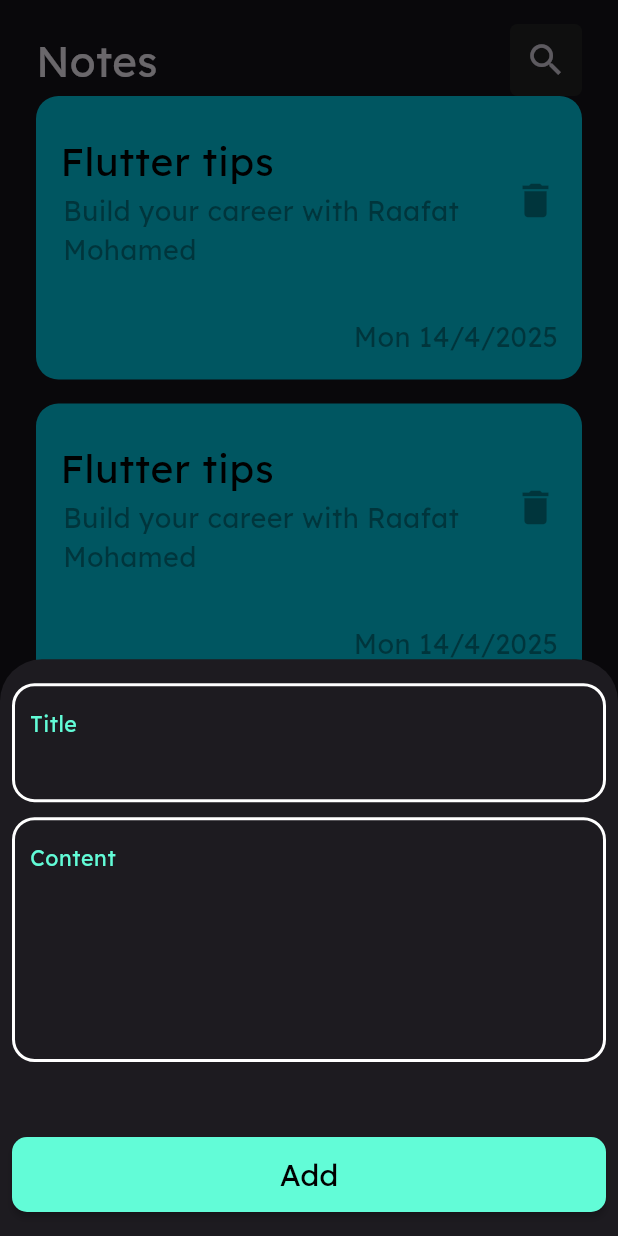
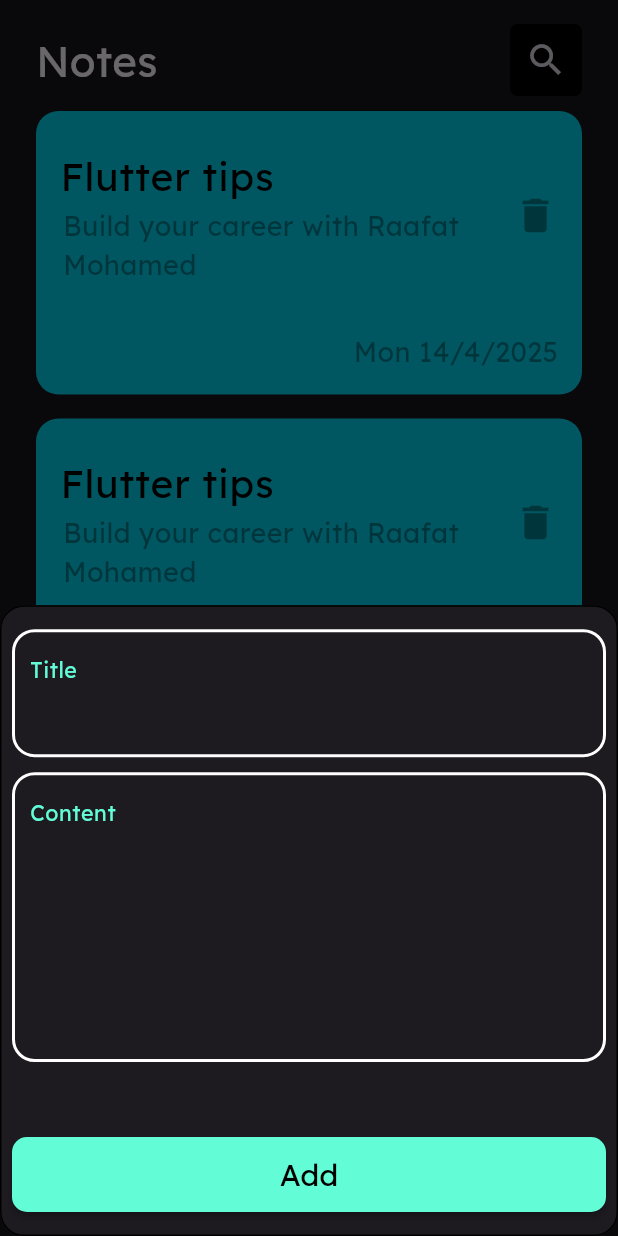
Before and after one commit to RafatMohamed/NotesApp, a Flutter app: the screen it shows after launch, after a tap on the "add" icon, on a phone screen of 412 x 824 dp. Run offline on Flutter 3.47's test engine with Material 3 defaults, Android fonts, the phone set to English and light mode, and no system bars; our stand-ins replace get.

Commit message:
Maybe finish UI

```diff
--- a/lib/core/helper/my_navigator_app.dart
+++ b/lib/core/helper/my_navigator_app.dart
@@ -13,7 +13,7 @@
   Get.to(
         () => navigatorToPage,
     duration:const Duration(seconds: 1),
-    transition: Transition.native,
+    transition: Transition.fadeIn,
   );
 }
 
--- /dev/null
+++ b/lib/core/resources/app_color.dart
@@ -0,0 +1,16 @@
+import 'package:flutter/material.dart';
+
+class AppColor {
+  final BuildContext context;
+  AppColor(this.context);
+
+  Color get whiteColor =>
+      Theme.of(context).brightness == Brightness.dark
+          ? Colors.white
+          : Colors.black;
+
+  Color get blackColor =>
+      Theme.of(context).brightness == Brightness.dark
+          ? Colors.black
+          : Colors.white;
+}
--- a/lib/core/widgets/custom_app_bar.dart
+++ b/lib/core/widgets/custom_app_bar.dart
@@ -1,4 +1,5 @@
 import 'package:flutter/material.dart';
+import 'package:notes_proj/core/resources/app_color.dart';
 
 class CustomAppBar extends StatelessWidget {
   const CustomAppBar({super.key,required this.text, required this.iconButton, required this.onPress});
@@ -18,7 +19,7 @@
         ),
         Container(
           decoration: BoxDecoration(
-            color: Colors.grey.shade900.withValues(alpha: 1.3),
+            color: AppColor(context).blackColor.withValues(alpha: 1),
             borderRadius: BorderRadius.circular(5),
           ),
           child: IconButton(
--- a/lib/core/widgets/custom_text_form_field_widget.dart
+++ b/lib/core/widgets/custom_text_form_field_widget.dart
@@ -1,4 +1,5 @@
 import 'package:flutter/material.dart';
+import 'package:notes_proj/core/resources/app_color.dart';
 class TextFormFieldApp extends StatefulWidget {
   const TextFormFieldApp({
     super.key,
@@ -13,13 +14,11 @@
     required this.hintText,
     this.hintFontWeight = FontWeight.w200,
     this.hintFontSize =14,
-   required this.hintColor ,
     this.hintFontStyle = FontStyle.normal,
     this.hintTextAlign = TextAlign.start,
     this.radius =15,
     this.keyboardType = TextInputType.text,
     this.textInputAction = TextInputAction.done,
-    required this.borderDecorationColor,
     this.validator,
     required this.onFieldSubmitted,
     this.focusNode,
@@ -29,11 +28,9 @@
 
   final bool iconSuffix;
   final int maxLine;
-  final Color borderDecorationColor;
   final String hintText;
   final FontWeight hintFontWeight;
   final double hintFontSize;
-  final Color hintColor;
   final FontStyle? hintFontStyle;
   final TextAlign? hintTextAlign;
   final String labelText;
@@ -57,17 +54,7 @@
 
 
 class _TextFormFieldAppState extends State<TextFormFieldApp> {
-  bool _isFieldFilled = false;
 
-  @override
-  void initState() {
-    super.initState();
-    widget.controller.addListener(() {
-      setState(() {
-        _isFieldFilled = widget.controller.text.isNotEmpty;
-      });
-    });
-  }
 
   @override
   Widget build(BuildContext context) {
@@ -76,10 +63,7 @@
         color: Colors.transparent, // Keep background white
         borderRadius: BorderRadius.circular(widget.radius),
         border: Border.all(
-          color:
-              _isFieldFilled
-                  ? widget.borderDecorationColor
-                  : Colors.white, // Change border color dynamically
+          color: AppColor(context).whiteColor,
           width: 2,
         ),
       ),
@@ -119,7 +103,7 @@
           ),
           hintText: widget.hintText,
           hintStyle: TextStyle(
-            color: widget.hintColor,
+            color: AppColor(context).whiteColor,
             fontSize: widget.hintFontSize,
             fontWeight: widget.hintFontWeight,
           ),
@@ -129,8 +113,7 @@
         textInputAction: widget.textInputAction,
         textAlign: TextAlign.start,
         style: TextStyle(
-          color: widget.hintColor,
-          fontSize: widget.hintFontSize,
+          fontSize: 18,
           fontWeight: widget.hintFontWeight,
         ),
       ),
--- /dev/null
+++ b/lib/core/widgets/def_bottom_sheet.dart
@@ -0,0 +1,54 @@
+import 'package:flutter/material.dart';
+
+import '../constant/app_constant.dart';
+import 'custom_text_form_field_widget.dart';
+import 'default_material_button.dart';
+
+class DefaultBottomSheet extends StatelessWidget {
+  const DefaultBottomSheet({super.key, required this.textButton, required this.onPressed});
+ final String textButton;
+ final Function() onPressed;
+  @override
+  Widget build(BuildContext context,) {
+    return Padding(
+      padding: MediaQuery.of(context).viewInsets,
+      child: SingleChildScrollView(
+        scrollDirection: Axis.vertical,
+        physics: const BouncingScrollPhysics(),
+        child: Padding(
+          padding: const EdgeInsets.symmetric(horizontal: 8, vertical: 16),
+          child: Column(
+            spacing: 50,
+            mainAxisAlignment: MainAxisAlignment.spaceBetween,
+            children: [
+              Column(
+                spacing: 10,
+                children: [
+                  TextFormFieldApp(
+                    textInputAction: TextInputAction.next ,
+                    controller: TextEditingController(),
+                    onFieldSubmitted: (p0) {},
+                    labelText: 'Title',
+                    labelColor: kPrimaryColor,
+                    hintText: '',
+                  ),
+                  TextFormFieldApp(
+                    textInputAction: TextInputAction.done ,
+                    controller: TextEditingController(),
+                    onFieldSubmitted: (p0) {},
+                    labelText: 'Content',
+                    maxLine: 5,
+                    labelColor: kPrimaryColor,
+                    hintText: '',
+                  ),
+                ],
+              ),
+              DefaultMaterialButton(text: textButton, onPressed: onPressed,
+              ),
+            ],
+          ),
+        ),
+      ),
+    );
+  }
+}
--- a/lib/features/add_note/views/add_note_view.dart
+++ b/lib/features/add_note/views/add_note_view.dart
@@ -1,27 +1,29 @@
 import 'package:flutter/material.dart';
 import 'package:notes_proj/core/constant/app_constant.dart';
-import '../../../core/widgets/custom_app_bar.dart';
+import '../../../core/widgets/def_bottom_sheet.dart';
 
-class EditeNoteView  extends StatelessWidget{
-  const EditeNoteView({super.key});
+class AddNoteView  extends StatelessWidget{
+  const AddNoteView({super.key});
 
   @override
   Widget build(BuildContext context) {
-   return Scaffold(
-     body: SafeArea(
-       child: Padding(
-         padding: const EdgeInsets.symmetric(horizontal: 24,vertical: 16),
-         child: Column(
-           children: [
-             CustomAppBar(
-               text: "Edite",
-               onPress: () {},
-               iconButton: Icons.search_outlined,
-             ),
-           ],
+   return FloatingActionButton(
+     backgroundColor: kPrimaryColor,
+     onPressed: () {
+       showModalBottomSheet(
+         isScrollControlled: true,
+          useSafeArea: true,
+         shape: OutlineInputBorder(
+           borderRadius: BorderRadius.circular(16)
          ),
-       ),
-     ),
+         context: context,
+         builder:(context) =>  DefaultBottomSheet(
+           textButton: "Add",
+           onPressed: () {},
+         ),
+       );
+     },
+     child: const Icon(Icons.add,color: Colors.black),
    );
   }
 
--- /dev/null
+++ b/lib/features/edite_note/views/edit_note_view.dart
@@ -0,0 +1,33 @@
+import 'package:flutter/material.dart';
+import '../../../core/widgets/custom_app_bar.dart';
+import '../../../core/widgets/def_bottom_sheet.dart';
+
+class EditeNoteView  extends StatelessWidget{
+  const EditeNoteView({super.key});
+
+  @override
+  Widget build(BuildContext context) {
+   return Scaffold(
+     body: SafeArea(
+       child: Padding(
+         padding: const EdgeInsets.symmetric(horizontal:16 ),
+         child: Column(
+           children: [
+             Padding(
+               padding: const EdgeInsets.symmetric(vertical: 16,horizontal: 8),
+               child: CustomAppBar(
+                 text: "Edite Note",
+                 onPress: () {},
+                 iconButton: Icons.check_sharp,
+               ),
+             ),
+              DefaultBottomSheet(textButton: "Save",onPressed: () {
+               },),
+           ],
+         ),
+       ),
+     ),
+   );
+  }
+
+}
--- a/lib/features/home_note/views/home_note_view.dart
+++ b/lib/features/home_note/views/home_note_view.dart
@@ -1,7 +1,7 @@
 import 'package:flutter/material.dart';
 import 'package:notes_proj/features/home_note/views/widget/custom_list_view_widget.dart';
-import 'package:notes_proj/features/home_note/views/widget/def_bottom_sheet.dart';
 import '../../../core/widgets/custom_app_bar.dart';
+import '../../add_note/views/add_note_view.dart';
 
 class HomeNoteView extends StatelessWidget {
   const HomeNoteView({super.key});
@@ -12,6 +12,7 @@
         child: Padding(
           padding: const EdgeInsets.symmetric(horizontal: 24, vertical: 16),
           child: Column(
+            spacing: 10,
             children: [
               CustomAppBar(
                 text: "Notes",
@@ -23,7 +24,10 @@
                   itemCount: 5,
                   itemBuilder: (context, index) {
                     return const Column(
-                      children: [CustomListViewWidget(), SizedBox(height: 16)],
+                      children: [
+                        CustomListViewWidget(),
+                        SizedBox(height: 16),
+                      ],
                     );
                   },
                 ),
@@ -33,15 +37,8 @@
         ),
       ),
       floatingActionButtonAnimator: FloatingActionButtonAnimator.scaling,
-      floatingActionButton: FloatingActionButton(
-        onPressed: () {
-          showModalBottomSheet(
-              context: context,
-              builder:(context) => const DefaultBottomSheet(),
-          );
-        },
-        child: const Icon(Icons.add),
-      ),
+      floatingActionButtonLocation: FloatingActionButtonLocation.miniEndFloat,
+      floatingActionButton: const AddNoteView(),
     );
   }
 }
--- a/lib/features/home_note/views/widget/custom_list_view_widget.dart
+++ b/lib/features/home_note/views/widget/custom_list_view_widget.dart
@@ -1,7 +1,6 @@
 import 'package:flutter/material.dart';
-
 import '../../../../core/helper/my_navigator_app.dart';
-import '../../../add_note/views/add_note_view.dart';
+import '../../../edite_note/views/edit_note_view.dart';
 
 class CustomListViewWidget extends StatelessWidget {
   const CustomListViewWidget({super.key});
@@ -26,10 +25,10 @@
               ),
             ),
             subtitle:const Padding(
-              padding: const EdgeInsetsDirectional.only(
+              padding:  EdgeInsetsDirectional.only(
                   start: 2
               ),
-              child: const Text(
+              child:  Text(
                 "Build your career with Raafat Mohamed",
                 style: TextStyle(
                   fontSize: 18,
--- a/lib/features/home_note/views/widget/def_bottom_sheet.dart
+++ /dev/null
@@ -1,53 +0,0 @@
-import 'package:flutter/material.dart';
-
-import '../../../../core/constant/app_constant.dart';
-import '../../../../core/widgets/custom_text_form_field_widget.dart';
-import '../../../../core/widgets/default_material_button.dart';
-
-class DefaultBottomSheet extends StatelessWidget {
-  const DefaultBottomSheet({super.key});
-
-  @override
-  Widget build(BuildContext context) {
-    return Padding(
-      padding: const EdgeInsetsDirectional.symmetric(
-        horizontal: 8,
-        vertical: 16,
-      ),
-      child: SingleChildScrollView(
-        physics: const BouncingScrollPhysics(),
-        child: Column(
-          spacing: 50,
-          mainAxisAlignment: MainAxisAlignment.spaceBetween,
-          children: [
-            Column(
-              spacing: 10,
-              children: [
-                TextFormFieldApp(
-                  controller: TextEditingController(),
-                  onFieldSubmitted: (p0) {},
-                  labelText: 'Title',
-                  labelColor: kPrimaryColor,
-                  hintText: '',
-                  hintColor: Colors.white,
-                  borderDecorationColor: Colors.black,
-                ),
-                TextFormFieldApp(
-                  controller: TextEditingController(),
-                  onFieldSubmitted: (p0) {},
-                  labelText: 'Content',
-                  maxLine: 5,
-                  labelColor: kPrimaryColor,
-                  hintText: '',
-                  hintColor: Colors.white,
-                  borderDecorationColor: Colors.black,
-                ),
-              ],
-            ),
-            DefaultMaterialButton(text: "Add", onPressed: () {}),
-          ],
-        ),
-      ),
-    );
-  }
-}
```
Also changed, not shown: 1 other file.
